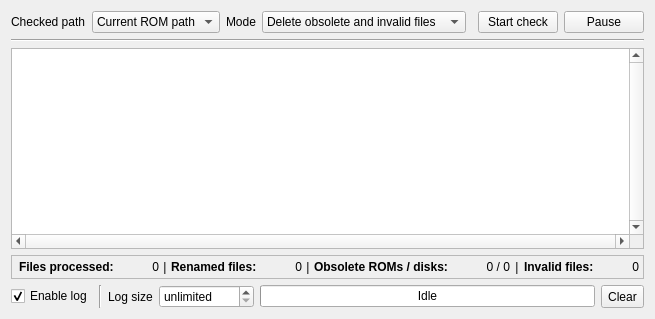
Before: the Qt Designer form rompathcleaner.ui in qmc2/qmc2-mame-fe, drawn with Qt 5.
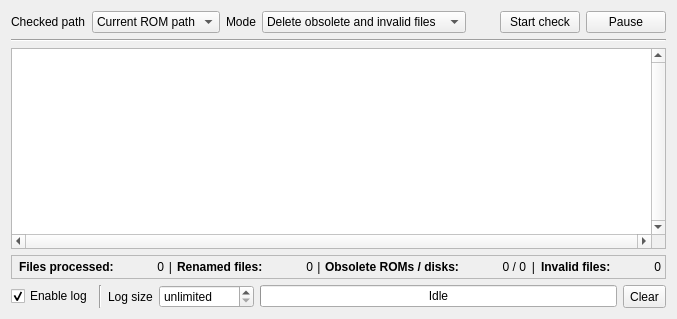
After: the same form once the commit is applied. Icons and pictures are not drawn.

What changed in the file:
```diff
--- a/rompathcleaner.ui
+++ b/rompathcleaner.ui
@@ -6,7 +6,7 @@
    <rect>
     <x>0</x>
     <y>0</y>
-    <width>638</width>
+    <width>677</width>
     <height>319</height>
    </rect>
   </property>
```
Left out of the diff: 2 changed lines with no effect on the pictures.
